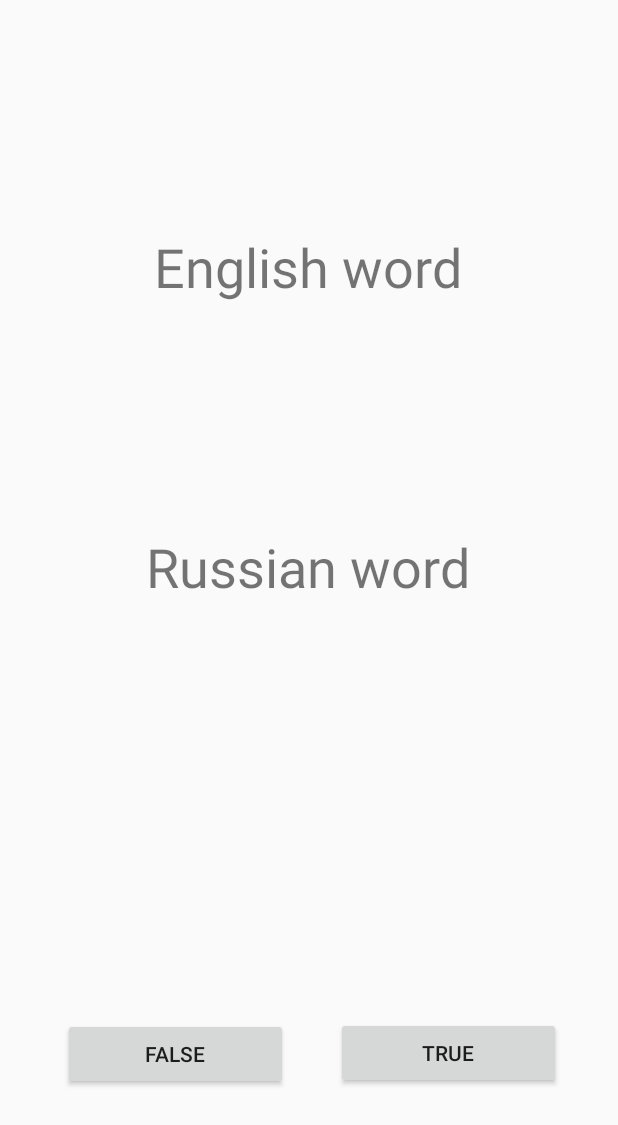
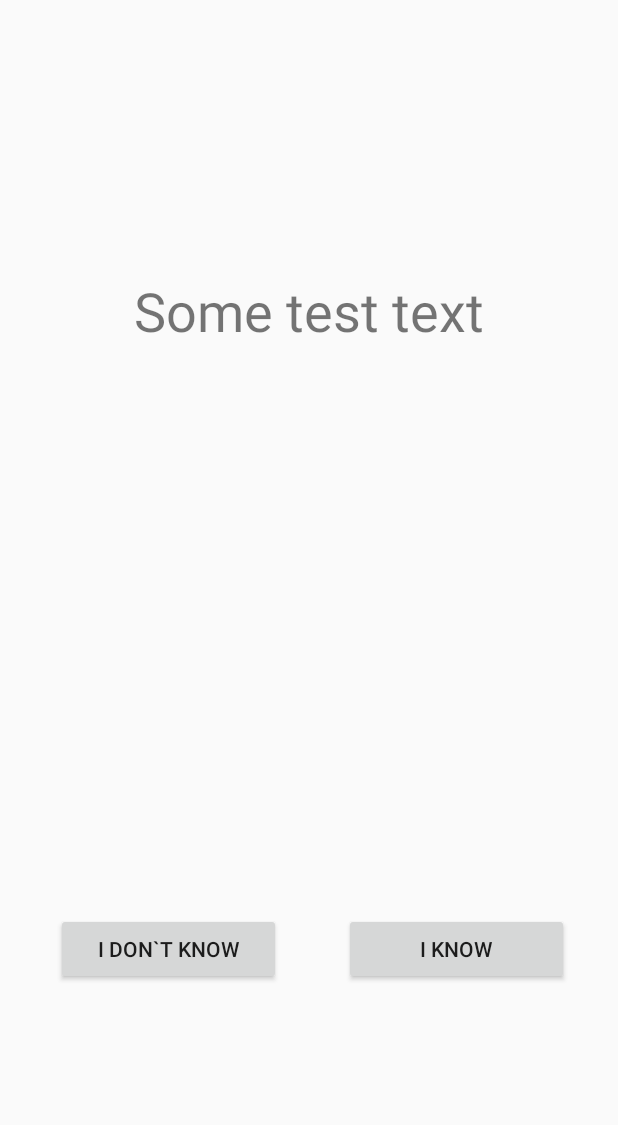
Before and after one commit to kulyklev/WordTrainer2.0, an Android app: the layout activity_exercise_true_or_false.xml on its own in the app's theme, with its tools: preview values and no code run, on a phone screen of 412 x 824 dp. Shown: the top 1125 px of the screen. Run offline under Robolectric (Android 15) with nearby library versions, the phone set to English and light mode, and no system bars; network calls fail.

Commit message:
Revert "Exercuse TrueFalse"
This reverts commit a366ff67e08b2c9507179921972e2e382faeb2e4.

```diff
--- a/app/src/main/AndroidManifest.xml
+++ b/app/src/main/AndroidManifest.xml
@@ -20,7 +20,7 @@
         </activity>
         <activity android:name=".MyDictionaries" />
         <activity android:name=".LibraryActivity" />
-        <activity android:name=".ExerciseTrueFalseActivity" />
+        <activity android:name=".ExerciseOneActivity" />
         <activity android:name=".SelectExerciseActivity" />
         <activity android:name=".ExerciseWritingActivity" />
         <activity android:name=".CalendarActivity" />
--- a/app/src/main/java/com/example/admin/wordtrainer20/ExerciseChoiceActivity.java
+++ b/app/src/main/java/com/example/admin/wordtrainer20/ExerciseChoiceActivity.java
@@ -44,11 +44,9 @@ public class ExerciseChoiceActivity extends AppCompatActivity implements View.On
 
 
 
-    private void initRussianToEnglish() throws IOException {
+    private void init() throws IOException {
 
         connectionDatabase();
-
-
         textShow = (TextView) findViewById(R.id.wordTextView);
 
         if (learningObject.isTrainingOff(MarkExercise.RUS_TO_ENG, mDb))
@@ -109,7 +107,7 @@ public class ExerciseChoiceActivity extends AppCompatActivity implements View.On
             // do something with the customer
         }
         try {
-            initRussianToEnglish();
+            init();
         } catch (IOException e) {
             e.printStackTrace();
         }
--- a/app/src/main/res/layout/activity_exercise_choice.xml
+++ b/app/src/main/res/layout/activity_exercise_choice.xml
@@ -9,7 +9,7 @@
     <TextView
         android:layout_width="wrap_content"
         android:layout_height="wrap_content"
-        android:text="@string/wordTextView"
+        android:text="@string/test_text"
         android:textSize="36sp"
         android:layout_marginRight="8dp"
         app:layout_constraintRight_toRightOf="parent"
--- a/app/src/main/res/layout/activity_exercise_true_or_false.xml
+++ b/app/src/main/res/layout/activity_exercise_true_or_false.xml
@@ -4,53 +4,36 @@
     xmlns:tools="http://schemas.android.com/tools"
     android:layout_width="match_parent"
     android:layout_height="match_parent"
-    tools:context="com.example.admin.wordtrainer20.ExerciseTrueFalseActivity">
+    tools:context="com.example.admin.wordtrainer20.ExerciseOneActivity">
 
     <TextView
-        android:id="@+id/textViewShowEng"
+        android:id="@+id/textViewShow"
         android:layout_width="wrap_content"
         android:layout_height="wrap_content"
         android:layout_marginLeft="8dp"
         android:layout_marginRight="8dp"
         android:layout_marginTop="8dp"
-        android:text="@string/textShowEng"
+        android:text="@string/test_text"
         android:textSize="36sp"
-        app:layout_constraintHorizontal_bias="0.497"
+        app:layout_constraintHorizontal_bias="0.502"
         app:layout_constraintLeft_toLeftOf="parent"
         app:layout_constraintRight_toRightOf="parent"
         app:layout_constraintTop_toTopOf="parent"
         app:layout_constraintBottom_toBottomOf="parent"
         android:layout_marginBottom="8dp"
-        app:layout_constraintVertical_bias="0.191" />
+        app:layout_constraintVertical_bias="0.23000002" />
 
-    <TextView
-        android:id="@+id/textViewShowRus"
-        android:layout_width="wrap_content"
+    <Button
+        android:id="@+id/buttonNo"
+        android:layout_width="150dp"
         android:layout_height="wrap_content"
         android:layout_marginBottom="8dp"
         android:layout_marginLeft="8dp"
         android:layout_marginRight="8dp"
         android:layout_marginTop="8dp"
-        android:text="@string/textViewShowRus"
-        android:textSize="36sp"
+        android:text="@string/i_don_t_know"
         app:layout_constraintBottom_toBottomOf="parent"
-        app:layout_constraintHorizontal_bias="0.497"
-        app:layout_constraintLeft_toLeftOf="parent"
-        app:layout_constraintRight_toRightOf="parent"
-        app:layout_constraintTop_toTopOf="parent"
-        app:layout_constraintVertical_bias="0.455" />
-
-    <Button
-        android:id="@+id/buttonFalse"
-        android:layout_width="150dp"
-        android:layout_height="wrap_content"
-        android:layout_marginBottom="97dp"
-        android:layout_marginLeft="8dp"
-        android:layout_marginRight="8dp"
-        android:layout_marginTop="8dp"
-        android:text="@string/btnFalse"
-        app:layout_constraintBottom_toBottomOf="parent"
-        app:layout_constraintHorizontal_bias="0.138"
+        app:layout_constraintHorizontal_bias="0.12"
         app:layout_constraintLeft_toLeftOf="parent"
         app:layout_constraintRight_toRightOf="parent"
         app:layout_constraintTop_toBottomOf="@+id/textViewShow"
@@ -60,13 +43,13 @@
         android:id="@+id/buttonYes"
         android:layout_width="150dp"
         android:layout_height="wrap_content"
-        android:layout_marginBottom="98dp"
+        android:layout_marginBottom="8dp"
         android:layout_marginLeft="8dp"
         android:layout_marginRight="8dp"
         android:layout_marginTop="8dp"
-        android:text="@string/btnTrue"
+        android:text="@string/i_know"
         app:layout_constraintBottom_toBottomOf="parent"
-        app:layout_constraintHorizontal_bias="0.877"
+        app:layout_constraintHorizontal_bias="0.9"
         app:layout_constraintLeft_toLeftOf="parent"
         app:layout_constraintRight_toRightOf="parent"
         app:layout_constraintTop_toBottomOf="@+id/textViewShow"
--- a/app/src/main/res/layout/activity_exercise_writing.xml
+++ b/app/src/main/res/layout/activity_exercise_writing.xml
@@ -8,20 +8,20 @@
 
     <TextView
         android:id="@+id/textViewShow"
-        android:text="@string/textViewShow"
         android:layout_width="wrap_content"
         android:layout_height="wrap_content"
         android:layout_marginStart="8dp"
         android:layout_marginRight="8dp"
         android:layout_marginTop="8dp"
+        android:text="@string/test_text"
         android:textSize="36sp"
-        app:layout_constraintHorizontal_bias="0.508"
+        app:layout_constraintHorizontal_bias="0.502"
         app:layout_constraintLeft_toLeftOf="parent"
         app:layout_constraintRight_toRightOf="parent"
         app:layout_constraintTop_toTopOf="parent"
         app:layout_constraintBottom_toBottomOf="parent"
         android:layout_marginBottom="8dp"
-        app:layout_constraintVertical_bias="0.237" />
+        app:layout_constraintVertical_bias="0.23000002" />
 
     <EditText
         android:id="@+id/textAnswer"
--- a/app/src/main/res/layout/grid_view_item.xml
+++ b/app/src/main/res/layout/grid_view_item.xml
@@ -16,7 +16,7 @@
         android:id="@+id/signature"
         android:layout_width="wrap_content"
         android:layout_height="24dp"
-        android:text="@string/grid_view_title"
+        android:text="@string/test_text"
         android:textAlignment="center"
         android:textSize="18sp"
         />
--- a/app/src/main/res/layout/list_item.xml
+++ b/app/src/main/res/layout/list_item.xml
@@ -26,7 +26,7 @@ android:layout_width="match_parent" android:layout_height="match_parent">
     android:layout_toEndOf="@id/LibraryImageView"
     android:layout_marginEnd="8dp"
     android:layout_gravity="end"
-    android:text="@string/textItemList"
+    android:text="@string/test_text"
     android:gravity="start|center_vertical"
     android:paddingStart="?android:attr/listPreferredItemPaddingLeft"
     android:paddingEnd="?android:attr/listPreferredItemPaddingRight"
--- a/app/src/main/res/values/strings.xml
+++ b/app/src/main/res/values/strings.xml
@@ -5,6 +5,7 @@
     <string name="my_dictionaries">My dictionaries</string>
     <string name="statistic">Statistic</string>
     <string name="calendar">Calendar</string>
+    <string name="test_text">Some test text</string>
     <string name="hint_answer">Enter your answer</string>
     <string name="add_dictionary">Add dictionary</string>
     <string name="exercise_two">Exercise two</string>
@@ -13,14 +14,8 @@
     <string name="exercise_four">Exercise four</string>
     <string name="study_butt">Study</string>
     <string name="dictionary_image">Dictionary image</string>
-    <string name="btnTrue"> True </string>
-    <string name="btnFalse"> False </string>
-    <string name="next_butt"> Next </string>
-    <string name="textShowEng"> English word </string>
-    <string name="textViewShowRus"> Russian word </string>
-    <string name="wordTextView"> Worw view </string>
-    <string name="textItemList"> Library title </string>
-    <string name="grid_view_title"> Icons </string>
-    <string name="textViewShow"> Text view </string>
+    <string name="i_know">I know</string>
+    <string name="i_don_t_know">I don`t know</string>
+    <string name="next_butt">Next</string>
 
 </resources>
```
Also changed, not shown: app/src/main/java/com/example/admin/wordtrainer20/ExerciseOneActivity.java (added, +44 -0 lines), app/src/main/java/com/example/admin/wordtrainer20/ExerciseTrueFalseActivity.java (deleted, +0 -98 lines), app/src/main/java/com/example/admin/wordtrainer20/HelperClasses/Exercise.java (+0 -21 lines), app/src/main/java/com/example/admin/wordtrainer20/SelectExerciseActivity.java (+21 -23 lines).
